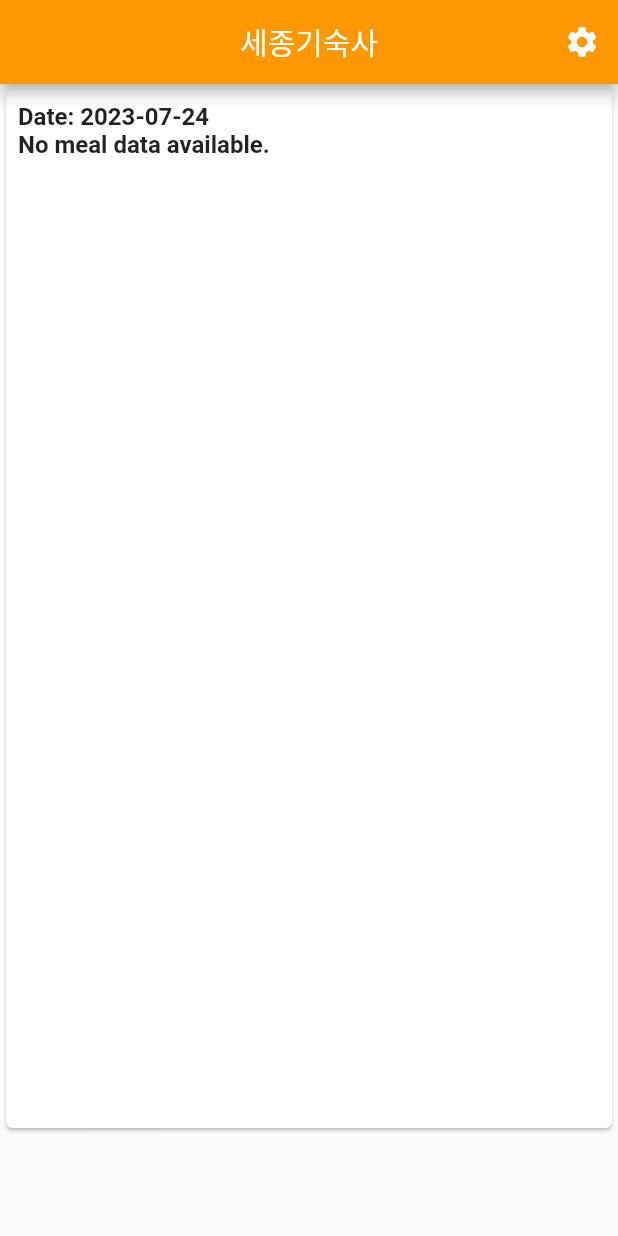
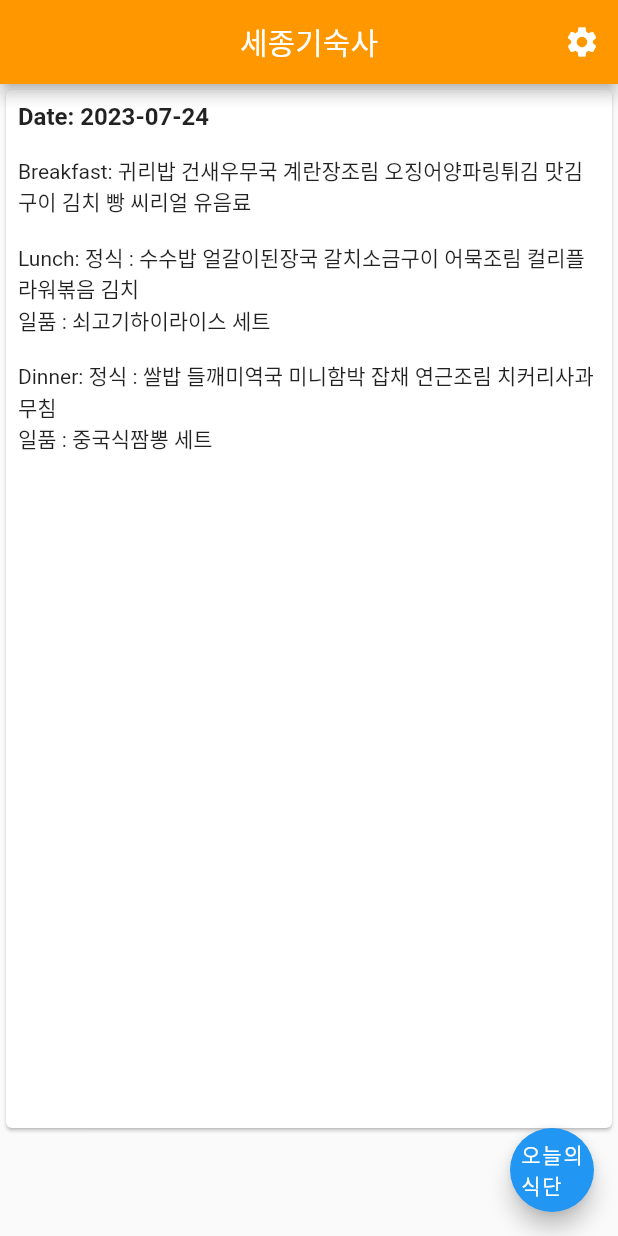
Before and after one commit to whatTodayRice/flutter_whattodayrice, a Flutter app: the screen it shows after launch, on a phone screen of 412 x 824 dp. Run offline on Flutter 3.47's test engine with Material 2 defaults, Android fonts, the phone set to English and light mode, and no system bars; our stand-ins replace sqflite, sqflite_common_ffi, table_calendar; accounts and stored records are empty.

Commit message:
feat: 오늘의 식단 기능 구현

```diff
--- a/lib/main.dart
+++ b/lib/main.dart
@@ -2,22 +2,22 @@
 //import 'package:flutter_whattodayrice/screens/selectdormitory.dart';
 //import 'package:flutter_whattodayrice/view/screens/table_calendar_practice.dart';
 import 'package:flutter/material.dart';
-import 'package:flutter_whattodayrice/services/sejong_fetch_meal_db.dart';
+import 'package:flutter_whattodayrice/models/dummy_happy_meal.dart';
+import 'package:flutter_whattodayrice/services/happy_fetch_meal_from_db.dart';
 import 'package:flutter_whattodayrice/view/screens/home_screen.dart';
+
+import 'models/happy_meal.dart';
 
 void main() async {
   // HttpClient httpClinet = HttpClient();
   // httpClinet.badCertificateCallback =
   //     (X509Certificate cert, String host, int port) => true;
-  DateTime now = DateTime.now();
-  List<MealData?> weeklyMeals = await fetchWeeklyMealsFromDb(now);
-
-  print(weeklyMeals);
-  runApp(MyApp(weeklyMeals));
+  dummyWeeklyData;
+  runApp(MyApp(dummyWeeklyData));
 }
 
 class MyApp extends StatelessWidget {
-  final List<MealData?> weeklyMeals;
+  final List<HappyMealData?> weeklyMeals;
 
   const MyApp(this.weeklyMeals, {super.key});
 
--- /dev/null
+++ b/lib/models/dummy_happy_meal.dart
@@ -0,0 +1,46 @@
+import 'happy_meal.dart';
+
+List<HappyMealData?> dummyWeeklyData = [
+  HappyMealData(
+      date: "2023-07-24",
+      breakfast: '귀리밥 건새우무국 계란장조림 오징어양파링튀김 맛김구이 김치 빵 씨리얼 유음료',
+      takeout: "카스테라 세트",
+      lunch: "정식 : 수수밥 얼갈이된장국 갈치소금구이 어묵조림 컬리플라워볶음 김치\n일품 : 쇠고기하이라이스 세트",
+      dinner: "정식 : 쌀밥 들깨미역국 미니함박 잡채 연근조림 치커리사과무침\n일품 : 중국식짬뽕 세트"),
+  HappyMealData(
+      date: "2023 - 06 - 06",
+      breakfast: '1',
+      takeout: "카스테라 세트",
+      lunch: "정식 : 수수밥 얼갈이된장국 갈치소금구이 어묵조림 컬리플라워볶음 김치\n일품 : 쇠고기하이라이스 세트",
+      dinner: "정식 : 쌀밥 들깨미역국 미니함박 잡채 연근조림 치커리사과무침\n일품 : 중국식짬뽕 세트"),
+  HappyMealData(
+      date: "2023 - 06 - 07",
+      breakfast: '2',
+      takeout: "카스테라 세트",
+      lunch: "정식 : 수수밥 얼갈이된장국 갈치소금구이 어묵조림 컬리플라워볶음 김치\n일품 : 쇠고기하이라이스 세트",
+      dinner: "정식 : 쌀밥 들깨미역국 미니함박 잡채 연근조림 치커리사과무침\n일품 : 중국식짬뽕 세트"),
+  HappyMealData(
+      date: "2023 - 06 - 08",
+      breakfast: '3',
+      takeout: "카스테라 세트",
+      lunch: "정식 : 수수밥 얼갈이된장국 갈치소금구이 어묵조림 컬리플라워볶음 김치\n일품 : 쇠고기하이라이스 세트",
+      dinner: "정식 : 쌀밥 들깨미역국 미니함박 잡채 연근조림 치커리사과무침\n일품 : 중국식짬뽕 세트"),
+  HappyMealData(
+      date: "2023 - 06 - 09",
+      breakfast: '4',
+      takeout: "카스테라 세트",
+      lunch: "정식 : 수수밥 얼갈이된장국 갈치소금구이 어묵조림 컬리플라워볶음 김치\n일품 : 쇠고기하이라이스 세트",
+      dinner: "정식 : 쌀밥 들깨미역국 미니함박 잡채 연근조림 치커리사과무침\n일품 : 중국식짬뽕 세트"),
+  HappyMealData(
+      date: "2023 - 06 - 10",
+      breakfast: '5',
+      takeout: "카스테라 세트",
+      lunch: "정식 : 수수밥 얼갈이된장국 갈치소금구이 어묵조림 컬리플라워볶음 김치\n일품 : 쇠고기하이라이스 세트",
+      dinner: "정식 : 쌀밥 들깨미역국 미니함박 잡채 연근조림 치커리사과무침\n일품 : 중국식짬뽕 세트"),
+  HappyMealData(
+      date: "2023 - 06 - 11",
+      breakfast: '6',
+      takeout: "카스테라 세트",
+      lunch: "정식 : 수수밥 얼갈이된장국 갈치소금구이 어묵조림 컬리플라워볶음 김치\n일품 : 쇠고기하이라이스 세트",
+      dinner: "정식 : 쌀밥 들깨미역국 미니함박 잡채 연근조림 치커리사과무침\n일품 : 중국식짬뽕 세트"),
+];
--- a/lib/view/screens/home_screen.dart
+++ b/lib/view/screens/home_screen.dart
@@ -5,10 +5,11 @@ import 'package:flutter_whattodayrice/view/components/meal_time_row.dart';
 import 'package:flutter_whattodayrice/view/components/sejong_meal_container.dart';
 import 'package:intl/intl.dart';
 
+import '../../models/happy_meal.dart';
 import '../../services/sejong_fetch_meal_db.dart';
 
 class HomeScreen extends StatefulWidget {
-  List<MealData?> weeklyMeals = [];
+  List<HappyMealData?> weeklyMeals = [];
 
   HomeScreen(this.weeklyMeals, {super.key});
 
@@ -17,6 +18,8 @@ class HomeScreen extends StatefulWidget {
 }
 
 class _HomeScreenState extends State<HomeScreen> {
+  final PageController _pageController = PageController();
+
   @override
   Widget build(BuildContext context) {
     return Scaffold(
@@ -36,19 +39,62 @@ class _HomeScreenState extends State<HomeScreen> {
       body: SizedBox(
         height: 700, // Constrain the height of the PageView
         child: PageView.builder(
+          controller: _pageController,
           scrollDirection: Axis.horizontal,
           itemCount: widget.weeklyMeals.length,
           itemBuilder: (context, index) {
-            MealData? meal = widget.weeklyMeals[index];
+            HappyMealData? meal = widget.weeklyMeals[index];
             return buildMealCard(meal, index);
           },
         ),
       ),
+      floatingActionButton: FloatingActionButton(
+        onPressed: moveToTodayMenu, // "오늘의 식단" 버튼 클릭 시 moveToTodayMenu 함수 호출
+        child: const Text('오늘의\n식단'),
+      ),
     );
+  }
+
+  void moveToTodayMenu() {
+    DateTime userAccessDate = DateTime.now();
+    String formattedDate = DateFormat('yyyy-MM-dd').format(userAccessDate);
+
+    // weeklyMeals 리스트를 순회하며 userAccessDate와 일치하는 식단을 찾습니다.
+    int todayMenuIndex = -1;
+    for (int i = 0; i < widget.weeklyMeals.length; i++) {
+      HappyMealData? meal = widget.weeklyMeals[i];
+      if (meal?.date == formattedDate) {
+        todayMenuIndex = i;
+        break;
+      }
+    }
+
+    if (todayMenuIndex != -1) {
+      // PageView를 해당 인덱스로 이동시킵니다.
+      _pageController.animateToPage(
+        todayMenuIndex,
+        duration: const Duration(milliseconds: 300),
+        curve: Curves.easeInOut,
+      );
+    } else {
+      // userAccessDate와 일치하는 식단이 없는 경우에 대한 처리
+      showDialog(
+        context: context,
+        builder: (context) => AlertDialog(
+          title: const Text('오늘의 식단이 없습니다.'),
+          actions: <Widget>[
+            TextButton(
+              onPressed: () => Navigator.pop(context),
+              child: const Text('확인'),
+            ),
+          ],
+        ),
+      );
+    }
   }
 }
 
-Widget buildMealCard(MealData? meal, int index) {
+Widget buildMealCard(HappyMealData? meal, int index) {
   DateTime date = DateTime.now().add(Duration(days: index));
   String formattedDate = DateFormat('yyyy-MM-dd').format(date);
 
@@ -58,22 +104,22 @@ Widget buildMealCard(MealData? meal, int index) {
         crossAxisAlignment: CrossAxisAlignment.start,
         children: [
           Padding(
-            padding: EdgeInsets.all(8.0),
+            padding: const EdgeInsets.all(8.0),
             child: Text(
               'Date: $formattedDate',
-              style: TextStyle(fontSize: 16, fontWeight: FontWeight.bold),
+              style: const TextStyle(fontSize: 16, fontWeight: FontWeight.bold),
             ),
           ),
           Padding(
-            padding: EdgeInsets.all(8.0),
+            padding: const EdgeInsets.all(8.0),
             child: Text('Breakfast: ${meal.breakfast}'),
           ),
           Padding(
-            padding: EdgeInsets.all(8.0),
+            padding: const EdgeInsets.all(8.0),
             child: Text('Lunch: ${meal.lunch}'),
           ),
           Padding(
-            padding: EdgeInsets.all(8.0),
+            padding: const EdgeInsets.all(8.0),
             child: Text('Dinner: ${meal.dinner}'),
           ),
         ],
@@ -82,10 +128,10 @@ Widget buildMealCard(MealData? meal, int index) {
   } else {
     return Card(
       child: Padding(
-        padding: EdgeInsets.all(8.0),
+        padding: const EdgeInsets.all(8.0),
         child: Text(
           'Date: $formattedDate\nNo meal data available.',
-          style: TextStyle(fontSize: 16, fontWeight: FontWeight.bold),
+          style: const TextStyle(fontSize: 16, fontWeight: FontWeight.bold),
         ),
       ),
     );
```
